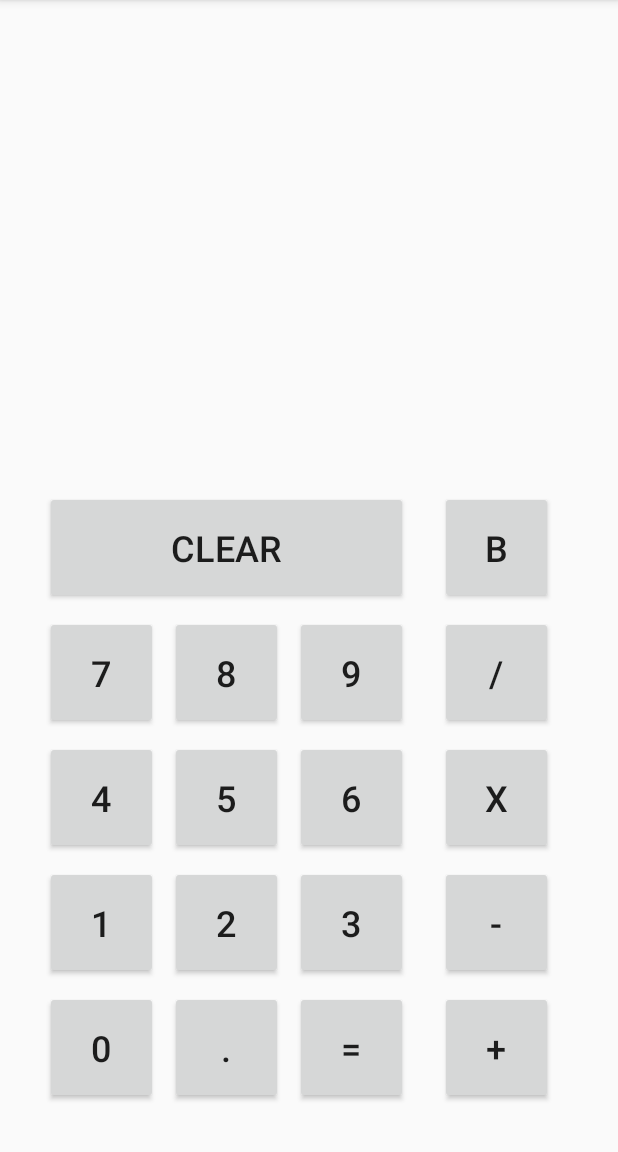
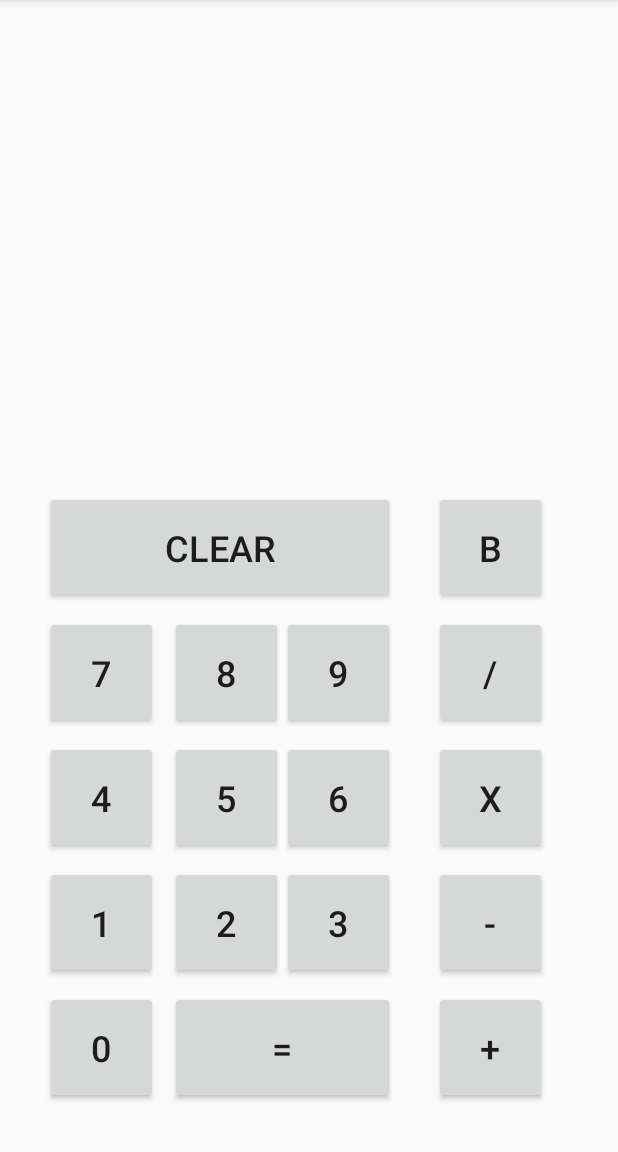
Before and after one commit to jgalante0978/IntegerCalculator, an Android app: the screen it shows after launch (MainActivity), on a phone screen of 412 x 824 dp, the part 84-1236 px from its top. Run offline under Robolectric (Android 15) with nearby library versions, the phone set to English and light mode, and no system bars.

Commit message:
Add files via upload
Removed unused '.' button.

```diff
--- a/app/src/main/res/layout/activity_main.xml
+++ b/app/src/main/res/layout/activity_main.xml
@@ -7,15 +7,6 @@
         android:layout_height="match_parent"
         tools:context=".MainActivity">
 
-    <Button
-            android:text="."
-            android:layout_width="75dp"
-            android:layout_height="75dp"
-            android:textSize="24sp"
-            android:id="@+id/button_decimal"
-            app:layout_constraintStart_toEndOf="@+id/button_0"
-            android:layout_marginStart="8dp" android:layout_marginBottom="32dp"
-            app:layout_constraintBottom_toBottomOf="parent"/>
     <TextView
             android:layout_width="0dp"
             android:layout_height="50dp"
@@ -23,8 +14,8 @@
             android:ems="10"
             android:id="@+id/result_editText" app:layout_constraintEnd_toEndOf="parent"
             android:layout_marginEnd="8dp" app:layout_constraintStart_toStartOf="parent"
-            android:layout_marginStart="8dp" android:layout_marginTop="28dp" app:layout_constraintTop_toTopOf="parent"
-            android:textSize="36sp" app:layout_constraintHorizontal_bias="0.0" android:textAlignment="center"
+            android:layout_marginStart="8dp" android:layout_marginTop="32dp" app:layout_constraintTop_toTopOf="parent"
+            android:textSize="36sp" app:layout_constraintHorizontal_bias="1.0" android:textAlignment="center"
             android:textStyle="bold"/>
     <Button
             android:text="8"
@@ -49,8 +40,8 @@
             android:textSize="24sp"
             android:id="@+id/button_2"
             android:layout_marginBottom="8dp"
-            app:layout_constraintBottom_toTopOf="@+id/button_decimal"
-            app:layout_constraintStart_toStartOf="@+id/button_decimal"/>
+            app:layout_constraintBottom_toTopOf="@+id/button_equals"
+            app:layout_constraintStart_toStartOf="@+id/button_equals"/>
     <Button
             android:text="7"
             android:layout_width="75dp"
@@ -101,7 +92,7 @@
             android:id="@+id/button_3"
             android:layout_marginBottom="8dp"
             app:layout_constraintBottom_toTopOf="@+id/button_equals"
-            app:layout_constraintStart_toStartOf="@+id/button_equals"/>
+            app:layout_constraintEnd_toEndOf="@+id/button_equals"/>
     <Button
             android:text="0"
             android:layout_width="75dp"
@@ -112,13 +103,13 @@
             android:layout_marginStart="30dp" android:textSize="24sp"/>
     <Button
             android:text="="
-            android:layout_width="75dp"
+            android:layout_width="150dp"
             android:layout_height="75dp"
             android:textSize="24sp"
             android:id="@+id/button_equals"
             android:layout_marginBottom="32dp"
-            app:layout_constraintBottom_toBottomOf="parent" app:layout_constraintStart_toEndOf="@+id/button_decimal"
-            android:layout_marginStart="8dp"/>
+            app:layout_constraintBottom_toBottomOf="parent"
+            app:layout_constraintStart_toEndOf="@+id/button_0" android:layout_marginStart="8dp"/>
     <Button
             android:text="/"
             android:layout_width="75dp"
```
